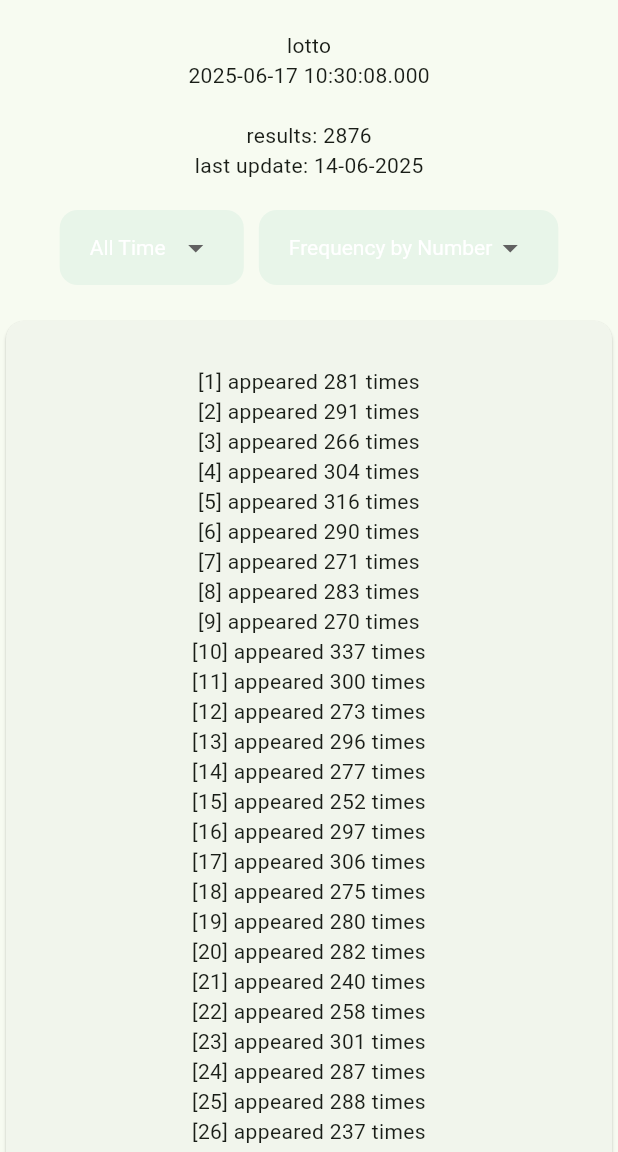
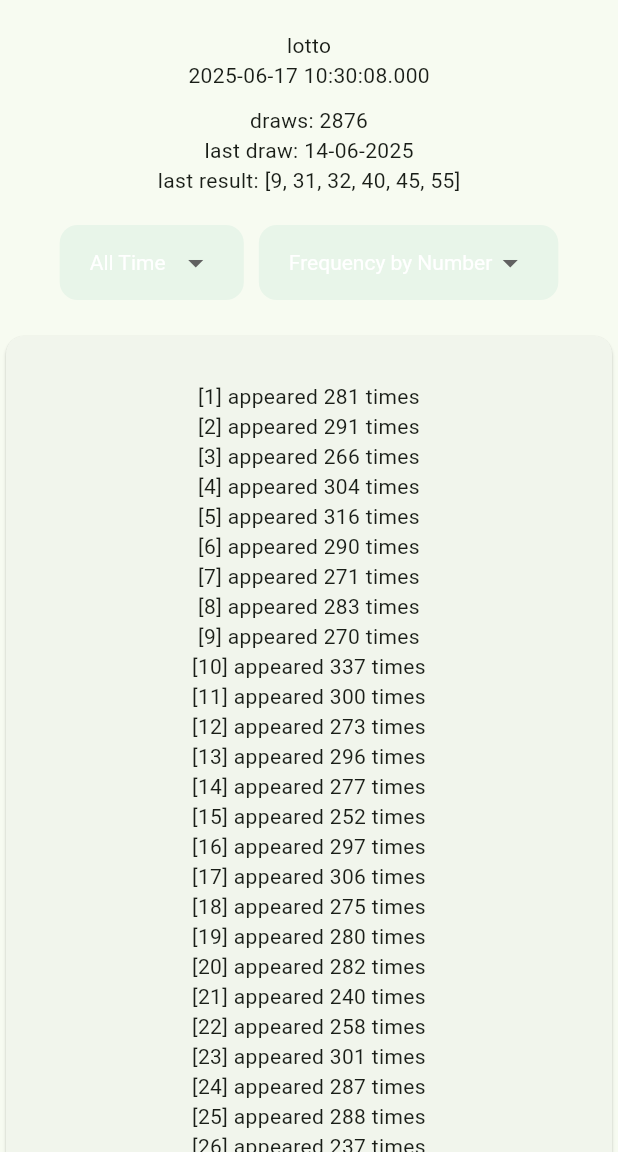
Before and after one commit to xipspace/clover-app, a Flutter app: the InfoScreen screen opened directly, on a phone screen of 412 x 824 dp, the part 84-1236 px from its top. Run offline on Flutter 3.47's test engine with Material 3 defaults, Android fonts, the phone set to English and light mode, and no system bars; our stand-ins replace get.

Commit message:
move logic to controller

```diff
--- a/lib/app_controllers.dart
+++ b/lib/app_controllers.dart
@@ -43,13 +43,22 @@ class LottoController extends GetxController {
   String sequenceTiersOutput = '';
 
   @override
-  void onInit() {
-    super.onInit();
+  void onReady() {
+    super.onReady();
     loadLottoResults();
   }
 
   void updateLottoBanner(String text) {
     lottoBanner.value = text;
+  }
+
+  String get formattedLastDraw {
+    if (lottoData.isEmpty) return 'last draw: void';
+
+    final raw = lottoData.last.date;
+    final parts = raw.split('_'); // ['2025', '05', '31']
+    final formatted = '${parts[2]}-${parts[1]}-${parts[0]}'; // 31-05-2025
+    return 'last draw: $formatted';
   }
 
   void updateView(ViewMode mode) {
--- a/lib/main.dart
+++ b/lib/main.dart
@@ -115,19 +115,10 @@ class InfoScreen extends StatelessWidget {
                 const SizedBox(height: 20),
                 Obx(() => Text(controller.msg.value)),
                 Obx(() => Text(controller.timeStamp.value)),
-                const SizedBox(height: 20),
-                Obx(() => Text('results: ${lottoController.lottoData.length.toString()}')),
-                Obx(() {
-                  if (lottoController.lottoData.isEmpty) {
-                    return const Text('last update: empty');
-                  }
-
-                  final raw = lottoController.lottoData.last.date;
-                  final parts = raw.split('_'); // ['2025', '05', '31']
-                  final formatted = '${parts[2]}-${parts[1]}-${parts[0]}'; // 31-05-2025
-
-                  return Text('last update: $formatted');
-                }),
+                const SizedBox(height: 10),
+                Text('draws: ${lottoController.lottoData.length.toString()}'),
+                Text(lottoController.formattedLastDraw),
+                Text('last result: ${lottoController.lottoData.last.results.toString()}'),
                 const SizedBox(height: 20),
                 Row(
                   mainAxisAlignment: MainAxisAlignment.center,
```
